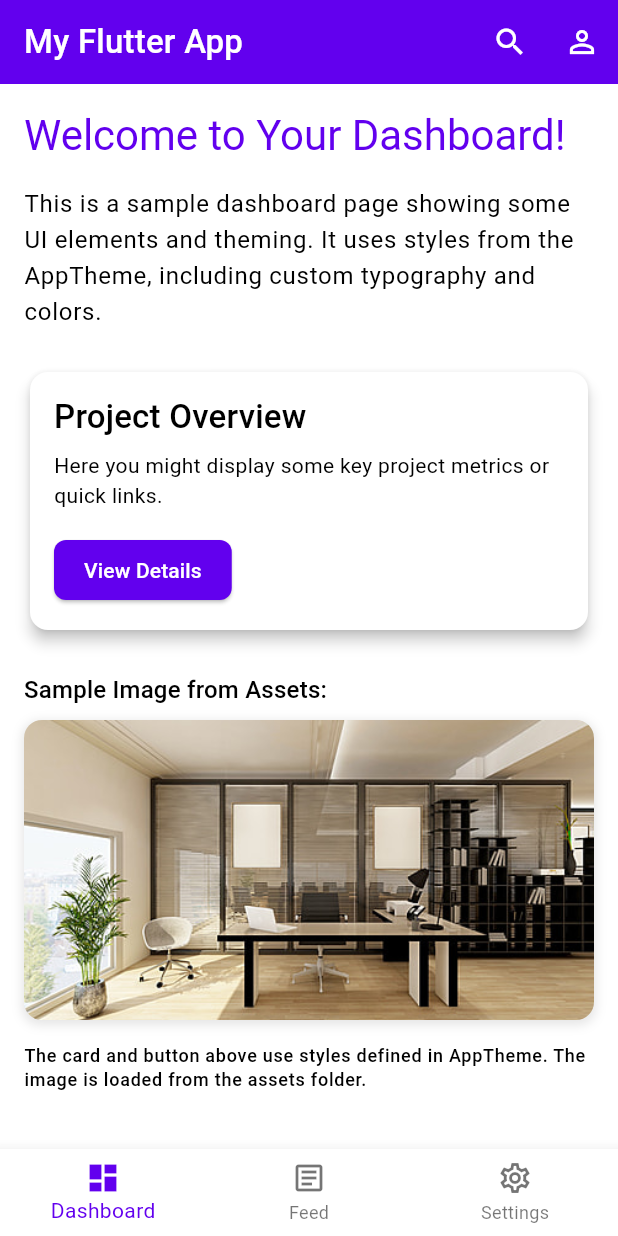
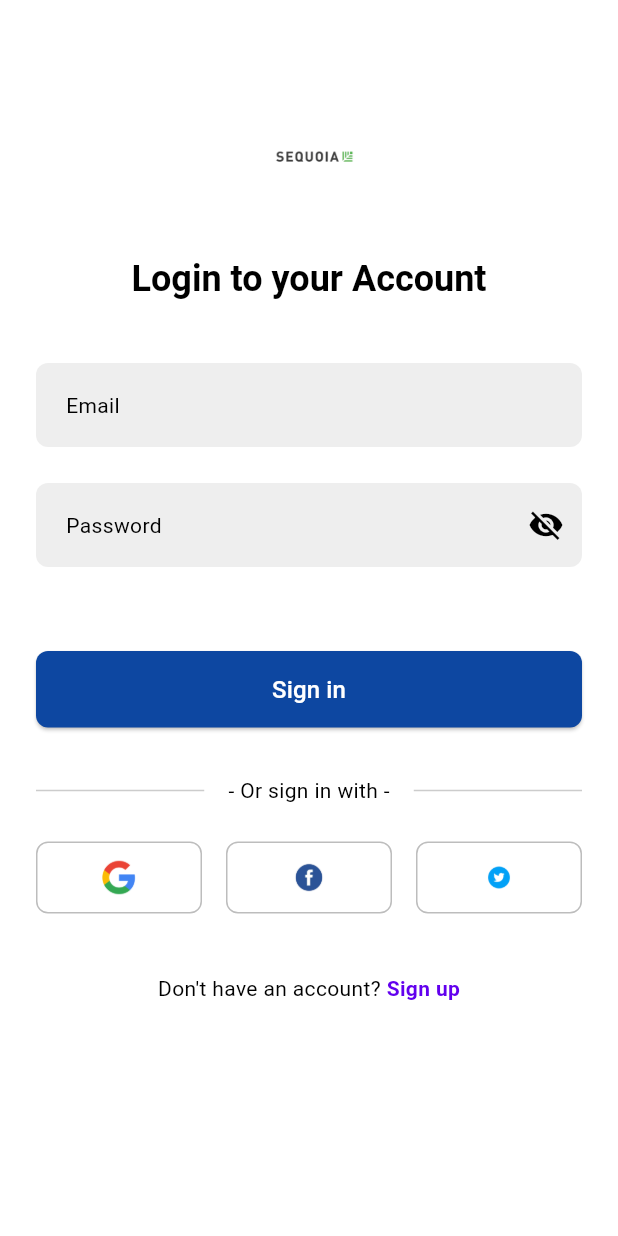
Before and after one commit to benebobaa/created-by-ai, a Flutter app: the screen it shows after launch, on a phone screen of 412 x 824 dp. Run offline on Flutter 3.47's test engine with Material 3 defaults, Android fonts, the phone set to English and light mode, and no system bars; our stand-ins replace flutter_riverpod, go_router.

Commit message:
feat(auth): add login screen and auth provider
Implement login functionality with a new login screen and auth provider. The login screen includes form validation, social sign-in placeholders, and navigation to the dashboard upon successful authentication. The auth provider handles authentication state and logic.

```diff
--- a/lib/src/core/router/app_router.dart
+++ b/lib/src/core/router/app_router.dart
@@ -5,6 +5,7 @@ import '../../features/dashboard/presentation/home_shell.dart';
 import '../../features/dashboard/presentation/dashboard_tab.dart';
 import '../../features/feed/presentation/feed_tab.dart';
 import '../../features/settings/presentation/settings_tab.dart';
+import '../../features/auth/presentation/login_screen.dart';
 
 class AppRouter {
   static final GlobalKey<NavigatorState> _rootNavigatorKey = GlobalKey<NavigatorState>(debugLabel: 'root');
@@ -13,9 +14,14 @@ class AppRouter {
 
   static final GoRouter router = GoRouter(
     navigatorKey: _rootNavigatorKey,
-    initialLocation: '/home/dashboard', // Initial route
+    initialLocation: '/login', // Initial route
     debugLogDiagnostics: true, // Enable for debugging
     routes: <RouteBase>[
+      GoRoute(
+        path: '/login',
+        name: 'login',
+        builder: (BuildContext context, GoRouterState state) => const LoginScreen(),
+      ),
       // Main application shell with BottomNavigationBar
       StatefulShellRoute.indexedStack(
         builder: (BuildContext context, GoRouterState state, StatefulNavigationShell navigationShell) {
--- /dev/null
+++ b/lib/src/features/auth/application/auth_provider.dart
@@ -0,0 +1,53 @@
+import 'package:flutter_riverpod/flutter_riverpod.dart';
+
+class AuthNotifier extends StateNotifier<AuthState> {
+  AuthNotifier() : super(const AuthState());
+
+  Future<void> login(String email, String password) async {
+    state = state.copyWith(isLoading: true, error: null);
+
+    // Mock authentication
+    await Future.delayed(const Duration(seconds: 1));
+
+    if (email == 'test@example.com' && password == 'password') {
+      state = state.copyWith(isLoading: false, isAuthenticated: true);
+    } else {
+      state = state.copyWith(
+        isLoading: false,
+        error: 'Invalid credentials',
+      );
+    }
+  }
+
+  void logout() {
+    state = const AuthState();
+  }
+}
+
+class AuthState {
+  final bool isAuthenticated;
+  final bool isLoading;
+  final String? error;
+
+  const AuthState({
+    this.isAuthenticated = false,
+    this.isLoading = false,
+    this.error,
+  });
+
+  AuthState copyWith({
+    bool? isAuthenticated,
+    bool? isLoading,
+    String? error,
+  }) {
+    return AuthState(
+      isAuthenticated: isAuthenticated ?? this.isAuthenticated,
+      isLoading: isLoading ?? this.isLoading,
+      error: error ?? this.error,
+    );
+  }
+}
+
+final authProvider = StateNotifierProvider<AuthNotifier, AuthState>((ref) {
+  return AuthNotifier();
+});
--- /dev/null
+++ b/lib/src/features/auth/presentation/login_screen.dart
@@ -0,0 +1,263 @@
+import 'package:flutter/material.dart';
+import 'package:flutter_riverpod/flutter_riverpod.dart';
+import '../application/auth_provider.dart';
+import '../../../core/theme/app_theme.dart';
+import '../../../core/router/app_router.dart';
+import 'package:go_router/go_router.dart';
+
+class LoginScreen extends ConsumerStatefulWidget {
+  const LoginScreen({super.key});
+
+  @override
+  ConsumerState<LoginScreen> createState() => _LoginScreenState();
+}
+
+class _LoginScreenState extends ConsumerState<LoginScreen> {
+  final _formKey = GlobalKey<FormState>();
+  final _emailController = TextEditingController();
+  final _passwordController = TextEditingController();
+  bool _passwordVisible = false;
+
+  @override
+  void dispose() {
+    _emailController.dispose();
+    _passwordController.dispose();
+    super.dispose();
+  }
+
+  @override
+  Widget build(BuildContext context) {
+    final authState = ref.watch(authProvider);
+    final authNotifier = ref.read(authProvider.notifier);
+
+    if (authState.isAuthenticated) {
+      WidgetsBinding.instance.addPostFrameCallback((_) {
+        context.go('/home/dashboard');
+      });
+    }
+
+    return Scaffold(
+      // Removed AppBar to match screenshot
+      body: SingleChildScrollView(
+        child: Padding(
+          padding: const EdgeInsets.symmetric(horizontal: 24.0),
+          child: Form(
+            key: _formKey,
+            child: Column(
+              crossAxisAlignment: CrossAxisAlignment.stretch,
+              children: [
+                const SizedBox(height: 80), // Increased space for logo
+                // Add logo and title
+                Image.asset(
+                  'assets/images/cignifi_logo.png', // Assuming logo is in assets/images
+                  height: 50,
+                ),
+                const SizedBox(height: 40),
+                Text(
+                  'Login to your Account',
+                  style: Theme.of(context).textTheme.headlineSmall?.copyWith(
+                    fontWeight: FontWeight.bold,
+                  ),
+                  textAlign: TextAlign.center,
+                ),
+                const SizedBox(height: 40),
+
+                TextFormField(
+                  controller: _emailController,
+                  decoration: InputDecoration(
+                    labelText: 'Email',
+                    // Removed prefixIcon to match screenshot
+                    border: OutlineInputBorder(
+                      borderRadius: BorderRadius.circular(8), // Keep rounded corners
+                      borderSide: BorderSide.none, // Remove border line
+                    ),
+                    filled: true, // Add fill color
+                    fillColor: Colors.grey[200], // Light grey fill color
+                    contentPadding: const EdgeInsets.symmetric(vertical: 16, horizontal: 16), // Adjusted padding
+                  ),
+                keyboardType: TextInputType.emailAddress,
+                validator: (value) {
+                  if (value == null || value.isEmpty) {
+                    return 'Please enter your email';
+                  }
+                  if (!value.contains('@')) {
+                    return 'Please enter a valid email';
+                  }
+                  return null;
+                },
+              ),
+              const SizedBox(height: 24),
+                TextFormField(
+                  controller: _passwordController,
+                  decoration: InputDecoration(
+                    labelText: 'Password',
+                    // Removed prefixIcon to match screenshot
+                    border: OutlineInputBorder(
+                      borderRadius: BorderRadius.circular(8), // Keep rounded corners
+                      borderSide: BorderSide.none, // Remove border line
+                    ),
+                    filled: true, // Add fill color
+                    fillColor: Colors.grey[200], // Light grey fill color
+                    contentPadding: const EdgeInsets.symmetric(vertical: 16, horizontal: 16), // Adjusted padding
+                    suffixIcon: IconButton(
+                      icon: Icon(
+                        _passwordVisible ? Icons.visibility : Icons.visibility_off,
+                      ),
+                    onPressed: () {
+                      setState(() {
+                        _passwordVisible = !_passwordVisible;
+                      });
+                    },
+                  ),
+                ),
+                obscureText: !_passwordVisible,
+                validator: (value) {
+                  if (value == null || value.isEmpty) {
+                    return 'Please enter your password';
+                  }
+                  if (value.length < 6) {
+                    return 'Password must be at least 6 characters';
+                  }
+                  return null;
+                },
+              ),
+              const SizedBox(height: 32),
+                if (authState.error != null)
+                  Container(
+                    padding: const EdgeInsets.all(12),
+                    decoration: BoxDecoration(
+                      color: Theme.of(context).colorScheme.errorContainer,
+                      borderRadius: BorderRadius.circular(8),
+                    ),
+                    child: Text(
+                      authState.error!,
+                      style: Theme.of(context).textTheme.bodyMedium?.copyWith(
+                        color: Theme.of(context).colorScheme.onErrorContainer,
+                      ),
+                      textAlign: TextAlign.center,
+                    ),
+                  ),
+                const SizedBox(height: 24),
+                ElevatedButton(
+                  style: ElevatedButton.styleFrom(
+                    padding: const EdgeInsets.symmetric(vertical: 16), // Adjusted padding
+                    shape: RoundedRectangleBorder(
+                      borderRadius: BorderRadius.circular(8), // Keep rounded corners
+                    ),
+                    backgroundColor: Colors.blue[900], // Dark blue color
+                    foregroundColor: Colors.white, // White text color
+                  ),
+                  onPressed: authState.isLoading
+                      ? null
+                      : () async {
+                          if (_formKey.currentState!.validate()) {
+                            await authNotifier.login(
+                              _emailController.text,
+                              _passwordController.text,
+                            );
+                          }
+                        },
+                  child: authState.isLoading
+                      ? const SizedBox(
+                          height: 24,
+                          width: 24,
+                          child: CircularProgressIndicator(strokeWidth: 2),
+                        )
+                      : const Text(
+                          'Sign in', // Changed text to 'Sign in'
+                          style: TextStyle(fontSize: 16),
+                        ),
+                ),
+                const SizedBox(height: 32), // Increased space
+
+                // Add 'Or sign in with' section
+                Row(
+                  children: [
+                    const Expanded(child: Divider()),
+                    Padding(
+                      padding: const EdgeInsets.symmetric(horizontal: 16.0),
+                      child: Text(
+                        '- Or sign in with -',
+                        style: Theme.of(context).textTheme.bodyMedium,
+                      ),
+                    ),
+                    const Expanded(child: Divider()),
+                  ],
+                ),
+                const SizedBox(height: 24),
+
+                // Add social sign-in buttons (placeholders)
+                Row(
+                  mainAxisAlignment: MainAxisAlignment.spaceEvenly,
+                  children: [
+                    Expanded(
+                      child: OutlinedButton(
+                        onPressed: () {},
+                        style: OutlinedButton.styleFrom(
+                          padding: const EdgeInsets.symmetric(vertical: 12),
+                          shape: RoundedRectangleBorder(
+                            borderRadius: BorderRadius.circular(8),
+                          ),
+                        ),
+                        child: Image.asset('assets/images/google_logo.png', height: 24), // Placeholder
+                      ),
+                    ),
+                    const SizedBox(width: 16),
+                    Expanded(
+                      child: OutlinedButton(
+                        onPressed: () {},
+                        style: OutlinedButton.styleFrom(
+                          padding: const EdgeInsets.symmetric(vertical: 12),
+                          shape: RoundedRectangleBorder(
+                            borderRadius: BorderRadius.circular(8),
+                          ),
+                        ),
+                        child: Image.asset('assets/images/facebook_logo.png', height: 24), // Placeholder
+                      ),
+                    ),
+                    const SizedBox(width: 16),
+                    Expanded(
+                      child: OutlinedButton(
+                        onPressed: () {},
+                        style: OutlinedButton.styleFrom(
+                          padding: const EdgeInsets.symmetric(vertical: 12),
+                          shape: RoundedRectangleBorder(
+                            borderRadius: BorderRadius.circular(8),
+                          ),
+                        ),
+                        child: Image.asset('assets/images/twitter_logo.png', height: 24), // Placeholder
+                      ),
+                    ),
+                  ],
+                ),
+                const SizedBox(height: 40), // Increased space
+
+                // Add 'Don't have an account? Sign up' text
+                Row(
+                  mainAxisAlignment: MainAxisAlignment.center,
+                  children: [
+                    Text(
+                      "Don't have an account? ",
+                      style: Theme.of(context).textTheme.bodyMedium,
+                    ),
+                    GestureDetector(
+                      onTap: () {
+                        // TODO: Navigate to Sign Up screen
+                      },
+                      child: Text(
+                        'Sign up',
+                        style: Theme.of(context).textTheme.bodyMedium?.copyWith(
+                          color: Theme.of(context).colorScheme.primary,
+                          fontWeight: FontWeight.bold,
+                        ),
+                      ),
+                    ),
+                  ],
+                ),
+            ],
+          ),
+        ),
+      ),
+    ));
+  }
+}
```
Also changed, not shown: assets/images/cignifi_logo.png (added), assets/images/facebook_logo.png (added), assets/images/google_logo.png (added), assets/images/twitter_logo.png (added).
